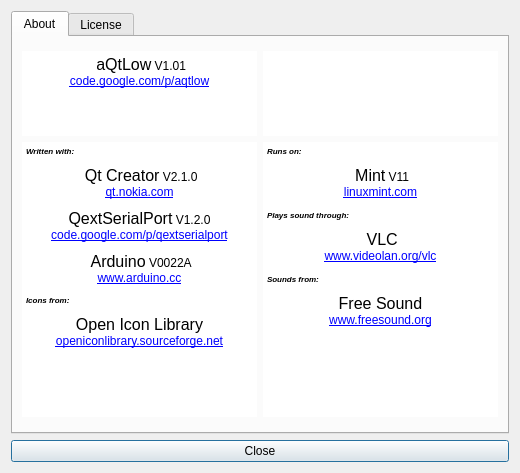
Qt form aQtLow/about.ui (bilenadam/aqtlow) before a commit.
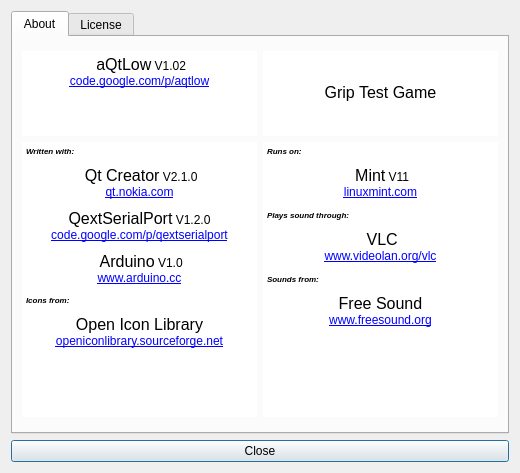
The same form after that commit. Icons and pictures are not drawn.

Commit message: Redid pages for "Grip Tester" game Changed Arduino libraries for 1.0 Cleanup on pages .h files

```diff
--- a/aQtLow/about.ui
+++ b/aQtLow/about.ui
@@ -87,7 +87,7 @@
 &lt;html&gt;&lt;head&gt;&lt;meta name=&quot;qrichtext&quot; content=&quot;1&quot; /&gt;&lt;style type=&quot;text/css&quot;&gt;
 p, li { white-space: pre-wrap; }
 &lt;/style&gt;&lt;/head&gt;&lt;body style=&quot; font-family:'Sans'; font-size:9pt; font-weight:400; font-style:normal;&quot;&gt;
-&lt;p align=&quot;center&quot; style=&quot; margin-top:0px; margin-bottom:0px; margin-left:0px; margin-right:0px; -qt-block-indent:0; text-indent:0px;&quot;&gt;&lt;img src=&quot;:/Pix/Icons/dipstick-small.png&quot; /&gt; &lt;span style=&quot; font-size:12pt;&quot;&gt;aQtLow&lt;/span&gt; V1.01&lt;/p&gt;
+&lt;p align=&quot;center&quot; style=&quot; margin-top:0px; margin-bottom:0px; margin-left:0px; margin-right:0px; -qt-block-indent:0; text-indent:0px;&quot;&gt;&lt;img src=&quot;:/Pix/Icons/dipstick-small.png&quot; /&gt; &lt;span style=&quot; font-size:12pt;&quot;&gt;aQtLow&lt;/span&gt; V1.02&lt;/p&gt;
 &lt;p align=&quot;center&quot; style=&quot; margin-top:0px; margin-bottom:0px; margin-left:0px; margin-right:0px; -qt-block-indent:0; text-indent:0px;&quot;&gt;&lt;a href=&quot;http://code.google.com/p/aqtlow/&quot;&gt;&lt;span style=&quot; text-decoration: underline; color:#0000ff;&quot;&gt;code.google.com/p/aqtlow&lt;/span&gt;&lt;/a&gt;&lt;/p&gt;&lt;/body&gt;&lt;/html&gt;</string>
              </property>
              <property name="openExternalLinks">
@@ -149,6 +149,15 @@
              <property name="frameShape">
               <enum>QFrame::NoFrame</enum>
              </property>
+             <property name="html">
+              <string>&lt;!DOCTYPE HTML PUBLIC &quot;-//W3C//DTD HTML 4.0//EN&quot; &quot;http://www.w3.org/TR/REC-html40/strict.dtd&quot;&gt;
+&lt;html&gt;&lt;head&gt;&lt;meta name=&quot;qrichtext&quot; content=&quot;1&quot; /&gt;&lt;style type=&quot;text/css&quot;&gt;
+p, li { white-space: pre-wrap; }
+&lt;/style&gt;&lt;/head&gt;&lt;body style=&quot; font-family:'Sans'; font-size:9pt; font-weight:400; font-style:normal;&quot;&gt;
+&lt;p align=&quot;center&quot; style=&quot;-qt-paragraph-type:empty; margin-top:0px; margin-bottom:0px; margin-left:0px; margin-right:0px; -qt-block-indent:0; text-indent:0px;&quot;&gt;&lt;/p&gt;
+&lt;p align=&quot;center&quot; style=&quot;-qt-paragraph-type:empty; margin-top:0px; margin-bottom:0px; margin-left:0px; margin-right:0px; -qt-block-indent:0; text-indent:0px;&quot;&gt;&lt;/p&gt;
+&lt;p align=&quot;center&quot; style=&quot; margin-top:0px; margin-bottom:0px; margin-left:0px; margin-right:0px; -qt-block-indent:0; text-indent:0px;&quot;&gt;&lt;span style=&quot; font-size:12pt;&quot;&gt;Grip Test Game&lt;/span&gt;&lt;/p&gt;&lt;/body&gt;&lt;/html&gt;</string>
+             </property>
             </widget>
            </item>
           </layout>
@@ -222,7 +231,7 @@
 &lt;p align=&quot;center&quot; style=&quot; margin-top:0px; margin-bottom:0px; margin-left:0px; margin-right:0px; -qt-block-indent:0; text-indent:0px;&quot;&gt;&lt;span style=&quot; font-size:12pt;&quot;&gt;QextSerialPort&lt;/span&gt; V1.2.0&lt;/p&gt;
 &lt;p align=&quot;center&quot; style=&quot; margin-top:0px; margin-bottom:0px; margin-left:0px; margin-right:0px; -qt-block-indent:0; text-indent:0px;&quot;&gt;&lt;a href=&quot;http://code.google.com/p/qextserialport/&quot;&gt;&lt;span style=&quot; text-decoration: underline; color:#0000ff;&quot;&gt;code.google.com/p/qextserialport&lt;/span&gt;&lt;/a&gt;&lt;/p&gt;
 &lt;p align=&quot;center&quot; style=&quot;-qt-paragraph-type:empty; margin-top:0px; margin-bottom:0px; margin-left:0px; margin-right:0px; -qt-block-indent:0; text-indent:0px; font-size:6pt; color:#000000;&quot;&gt;&lt;/p&gt;
-&lt;p align=&quot;center&quot; style=&quot; margin-top:0px; margin-bottom:0px; margin-left:0px; margin-right:0px; -qt-block-indent:0; text-indent:0px;&quot;&gt;&lt;img src=&quot;:/Pix/Icons/arduino.xpm&quot; /&gt; &lt;span style=&quot; font-size:12pt;&quot;&gt;Arduino&lt;/span&gt; V0022A&lt;/p&gt;
+&lt;p align=&quot;center&quot; style=&quot; margin-top:0px; margin-bottom:0px; margin-left:0px; margin-right:0px; -qt-block-indent:0; text-indent:0px;&quot;&gt;&lt;img src=&quot;:/Pix/Icons/arduino.xpm&quot; /&gt; &lt;span style=&quot; font-size:12pt;&quot;&gt;Arduino&lt;/span&gt; V1.0&lt;/p&gt;
 &lt;p align=&quot;center&quot; style=&quot; margin-top:0px; margin-bottom:0px; margin-left:0px; margin-right:0px; -qt-block-indent:0; text-indent:0px;&quot;&gt;&lt;a href=&quot;http://www.arduino.cc/&quot;&gt;&lt;span style=&quot; text-decoration: underline; color:#0000ff;&quot;&gt;www.arduino.cc&lt;/span&gt;&lt;/a&gt;&lt;/p&gt;
 &lt;p style=&quot;-qt-paragraph-type:empty; margin-top:0px; margin-bottom:0px; margin-left:0px; margin-right:0px; -qt-block-indent:0; text-indent:0px; font-size:6pt; font-weight:600; font-style:italic; color:#000000;&quot;&gt;&lt;/p&gt;
 &lt;p style=&quot; margin-top:0px; margin-bottom:0px; margin-left:0px; margin-right:0px; -qt-block-indent:0; text-indent:0px;&quot;&gt;&lt;span style=&quot; font-size:6pt; font-weight:600; font-style:italic; color:#000000;&quot;&gt;Icons from:&lt;/span&gt;&lt;/p&gt;
```
The commit also changes 27 other files.
